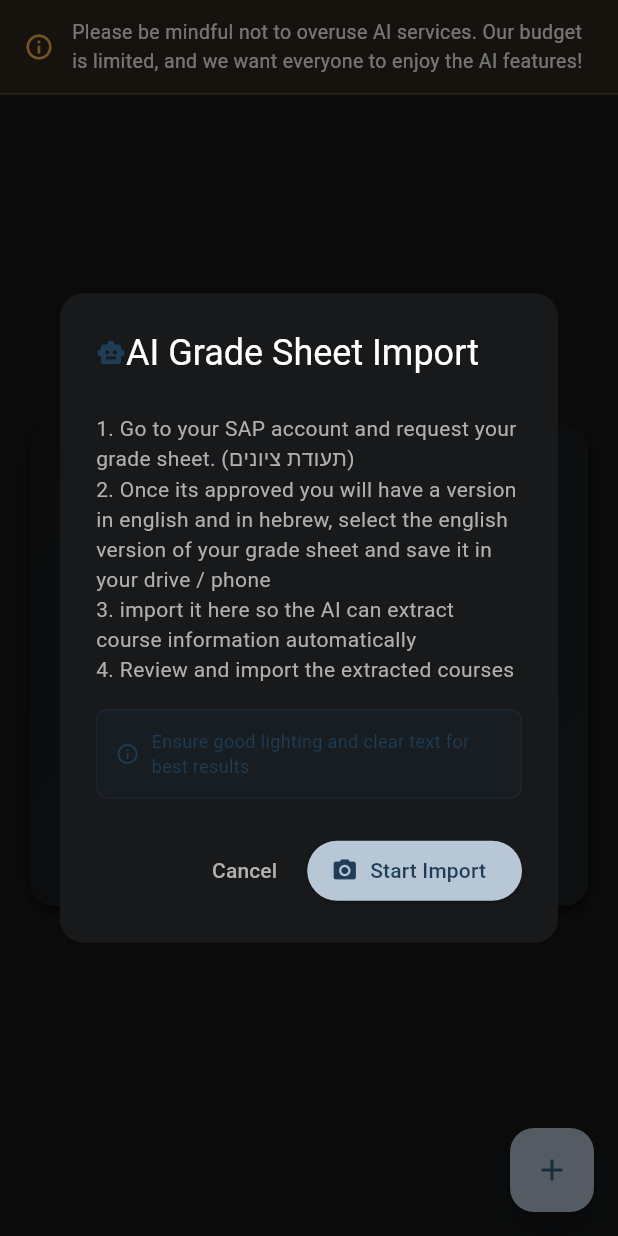
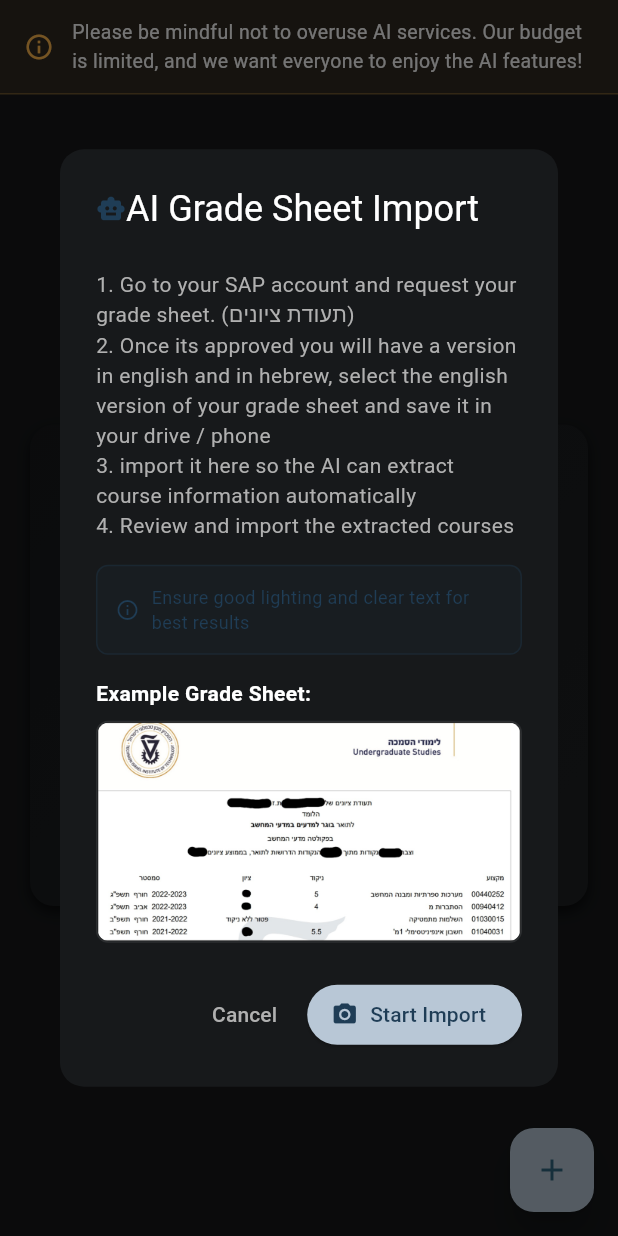
Before and after one commit to Technion236272/2025b-DegreEZ, a Flutter app: the CustomizedDiagramPage screen opened directly, after a tap on an icon or button, on a phone screen of 412 x 824 dp. Run offline on Flutter 3.47's test engine with Material 3 defaults, Android fonts, the phone set to English and light mode, and no system bars; drawn by our look-alikes of auto_size_text, calendar_view; our stand-ins replace cloud_firestore, file_picker, firebase_ai, firebase_auth, firebase_core, flutter_dotenv and 6 more; missing offline and left inert: graphview; accounts and stored records are empty.

Commit message:
adding demo of grade sheet

```diff
--- a/degreez/lib/widgets/ai_import_dialogs.dart
+++ b/degreez/lib/widgets/ai_import_dialogs.dart
@@ -78,6 +78,32 @@ class AiImportDialogs {
                         ),
                       ),
                     ],
+                  ),
+                ),
+                const SizedBox(height: 16),
+                Text(
+                  'Example Grade Sheet:',
+                  style: TextStyle(
+                    color: themeProvider.textPrimary,
+                    fontSize: 14,
+                    fontWeight: FontWeight.w600,
+                  ),
+                ),
+                const SizedBox(height: 8),
+                Container(
+                  decoration: BoxDecoration(
+                    borderRadius: BorderRadius.circular(8),
+                    border: Border.all(
+                      color: themeProvider.borderPrimary,
+                      width: 1,
+                    ),
+                  ),
+                  child: ClipRRect(
+                    borderRadius: BorderRadius.circular(8),
+                    child: Image.asset(
+                      'assets/example of grade sheet.png',
+                      fit: BoxFit.contain,
+                    ),
                   ),
                 ),
               ],
```
Also changed, not shown: degreez/assets/example of grade sheet.png (added).
